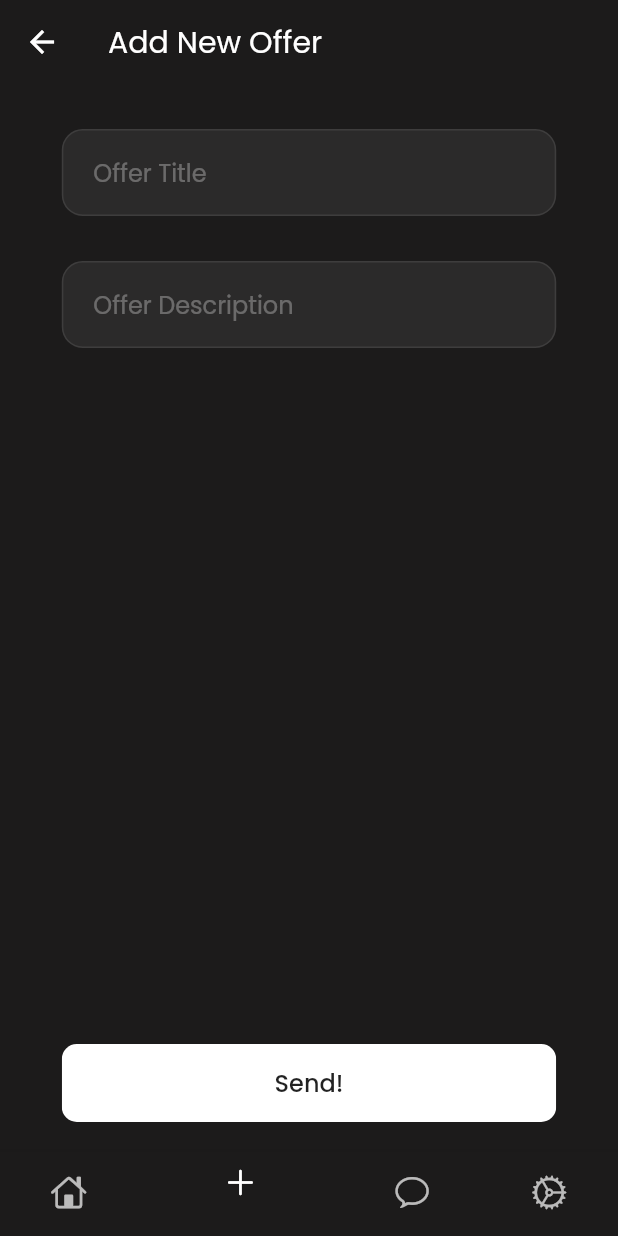
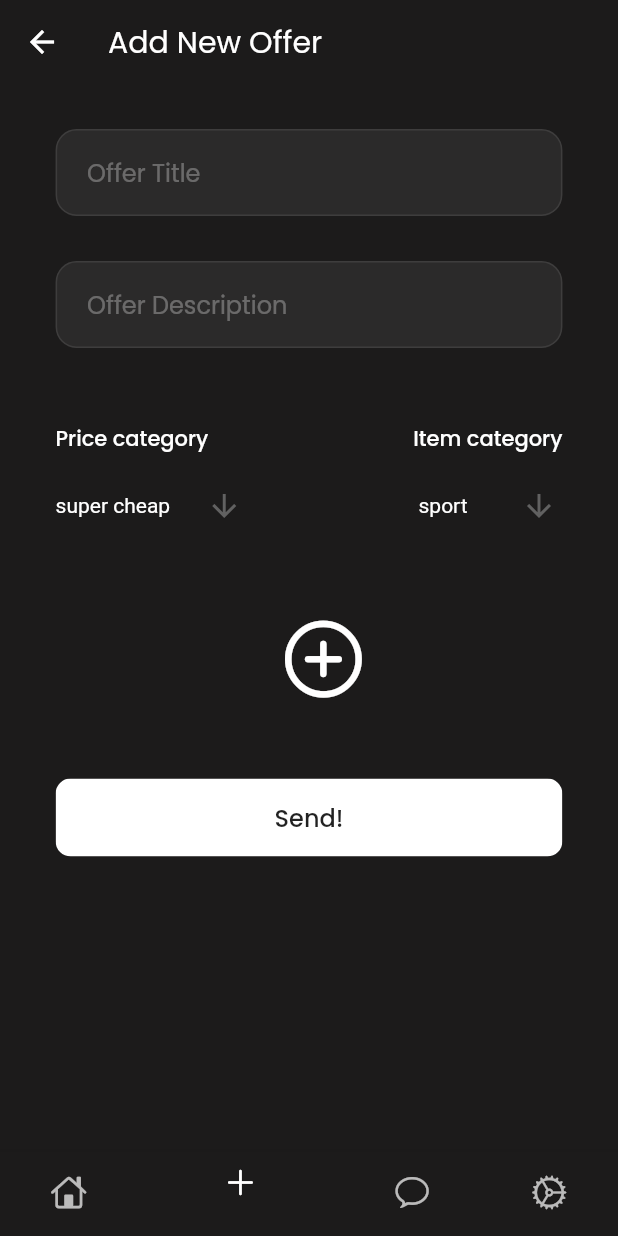
Before and after one commit to radziminski/bhl-second-life-frontend, a Flutter app: the AddOfferScreen screen opened by its route, on a phone screen of 412 x 824 dp. Run offline on Flutter 3.47's test engine with Material 2 defaults, Android fonts, the phone set to English and light mode, and no system bars; our stand-ins replace cached_network_image, carousel_slider, dio, get_it, google_fonts, image_picker and 1 more.

Commit message:
finishing add new offer scren

```diff
--- a/lib/screens/add_offer_screen.dart
+++ b/lib/screens/add_offer_screen.dart
@@ -2,31 +2,173 @@ import 'package:SecondLife/widgets/BigButton.dart';
 import 'package:SecondLife/widgets/DefaultAppBar.dart';
 import 'package:SecondLife/widgets/DefaultBottomNavBar.dart';
 import 'package:SecondLife/widgets/TextInput.dart';
+import 'package:flutter/cupertino.dart';
 import 'package:flutter/material.dart';
+import 'package:google_fonts/google_fonts.dart';
+import 'package:image_picker/image_picker.dart';
+import 'dart:io';
 
-class AddOfferScreen extends StatelessWidget {
+const kPriceValues = [
+  'super cheap',
+  'cheap',
+  'custom',
+  'expensive',
+  'super expensive'
+];
+
+const kCatValues = [
+  'sport',
+  'electronics',
+  'furnitures',
+  'toys',
+  'other',
+];
+
+class AddOfferScreen extends StatefulWidget {
+  @override
+  _AddOfferScreenState createState() => _AddOfferScreenState();
+}
+
+class _AddOfferScreenState extends State<AddOfferScreen> {
+  TextEditingController titleController = TextEditingController();
+  TextEditingController descriptionController = TextEditingController();
+  String selectedPriceCat = kPriceValues[0];
+  String selectedTypeCat = kCatValues[0];
+  File _image;
+  final picker = ImagePicker();
+
+  Future getImage() async {
+    final pickedFile = await picker.getImage(source: ImageSource.camera);
+
+    setState(() {
+      if (pickedFile != null) {
+        _image = File(pickedFile.path);
+      } else {
+        print('No image selected.');
+      }
+    });
+  }
+
   @override
   Widget build(BuildContext context) {
-    TextEditingController titleController = TextEditingController();
-    TextEditingController descriptionController = TextEditingController();
-
     return Scaffold(
       appBar: buildDefaultAppBar(context, 'Add New Offer'),
       bottomNavigationBar: buildDefaultBottomNavBar(context, 1),
       body: SafeArea(
-        child: Column(
-          crossAxisAlignment: CrossAxisAlignment.center,
+        child: Center(
+          child: Container(
+            alignment: Alignment.center,
+            width: MediaQuery.of(context).size.width * 0.82,
+            child: ListView(
               children: [
                 SizedBox(height: 30),
                 TextInput(titleController, 'Offer Title'),
                 SizedBox(height: 30),
                 TextInput(descriptionController, 'Offer Description'),
-            Expanded(child: Container()),
+                SizedBox(height: 50),
+                Container(
+                  width: MediaQuery.of(context).size.width * 0.82,
+                  child: Row(
+                    mainAxisAlignment: MainAxisAlignment.spaceBetween,
+                    children: [
+                      Column(
+                        crossAxisAlignment: CrossAxisAlignment.start,
+                        children: [
+                          Container(
+                            child: Text(
+                              'Price category',
+                              style: GoogleFonts.poppins(
+                                  fontWeight: FontWeight.w500),
+                            ),
+                          ),
+                          SizedBox(height: 10),
+                          DropdownButton<String>(
+                            value: selectedPriceCat,
+                            icon: Icon(Icons.arrow_downward),
+                            iconSize: 24,
+                            elevation: 0,
+                            style: TextStyle(color: Colors.white),
+                            underline: Container(
+                              height: 0,
+                              color: Colors.white,
+                            ),
+                            onChanged: (String newValue) {
+                              setState(() {
+                                selectedPriceCat = newValue;
+                              });
+                            },
+                            items: kPriceValues
+                                .map<DropdownMenuItem<String>>((String value) {
+                              return DropdownMenuItem<String>(
+                                value: value,
+                                child: Text(value),
+                              );
+                            }).toList(),
+                          ),
+                        ],
+                      ),
+                      Column(
+                        children: [
+                          Container(
+                            child: Text(
+                              'Item category',
+                              style: GoogleFonts.poppins(
+                                  fontWeight: FontWeight.w500),
+                            ),
+                          ),
+                          SizedBox(height: 10),
+                          DropdownButton<String>(
+                            value: selectedTypeCat,
+                            icon: Icon(Icons.arrow_downward),
+                            iconSize: 24,
+                            elevation: 0,
+                            style: TextStyle(color: Colors.white),
+                            underline: Container(
+                              height: 0,
+                              color: Colors.white,
+                            ),
+                            onChanged: (String newValue) {
+                              setState(() {
+                                selectedTypeCat = newValue;
+                                print(newValue);
+                              });
+                            },
+                            items: kCatValues
+                                .map<DropdownMenuItem<String>>((String value) {
+                              return DropdownMenuItem<String>(
+                                value: value,
+                                child: Text(value),
+                              );
+                            }).toList(),
+                          ),
+                        ],
+                      ),
+                    ],
+                  ),
+                ),
+                SizedBox(height: 40),
+                Container(
+                  child: Center(
+                    child: IconButton(
+                      onPressed: () {
+                        getImage();
+                      },
+                      icon: Icon(
+                        CupertinoIcons.add_circled,
+                        color: Colors.white,
+                        size: 60,
+                      ),
+                    ),
+                  ),
+                ),
+                Container(height: 70),
                 BigButton('Send!', () {}),
                 SizedBox(height: 20)
               ],
             ),
           ),
+        ),
+      ),
     );
   }
 }
--- a/pubspec.yaml
+++ b/pubspec.yaml
@@ -34,6 +34,7 @@ dependencies:
   google_fonts: ^1.1.1
   provider: ^4.3.2+2
   sqflite: ^1.3.1+2
+  image_picker: ^0.6.7+12
 
 dev_dependencies:
   flutter_test:
```
Also changed, not shown: pubspec.lock. Lines whose indentation alone changed are shown as unchanged.
